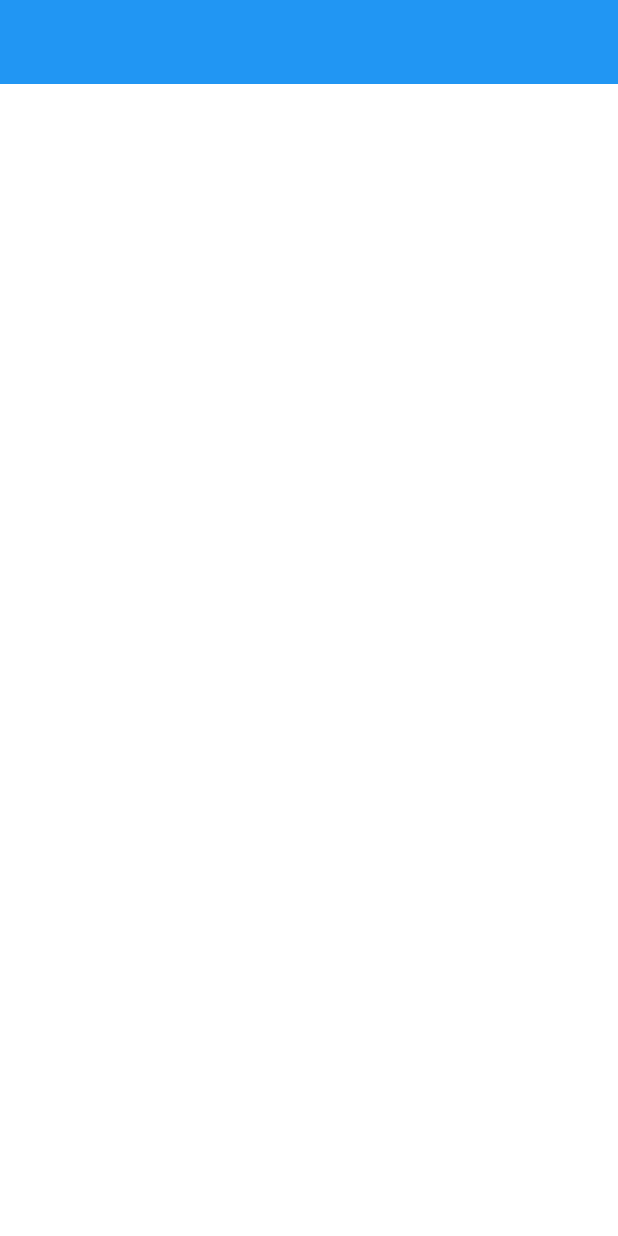
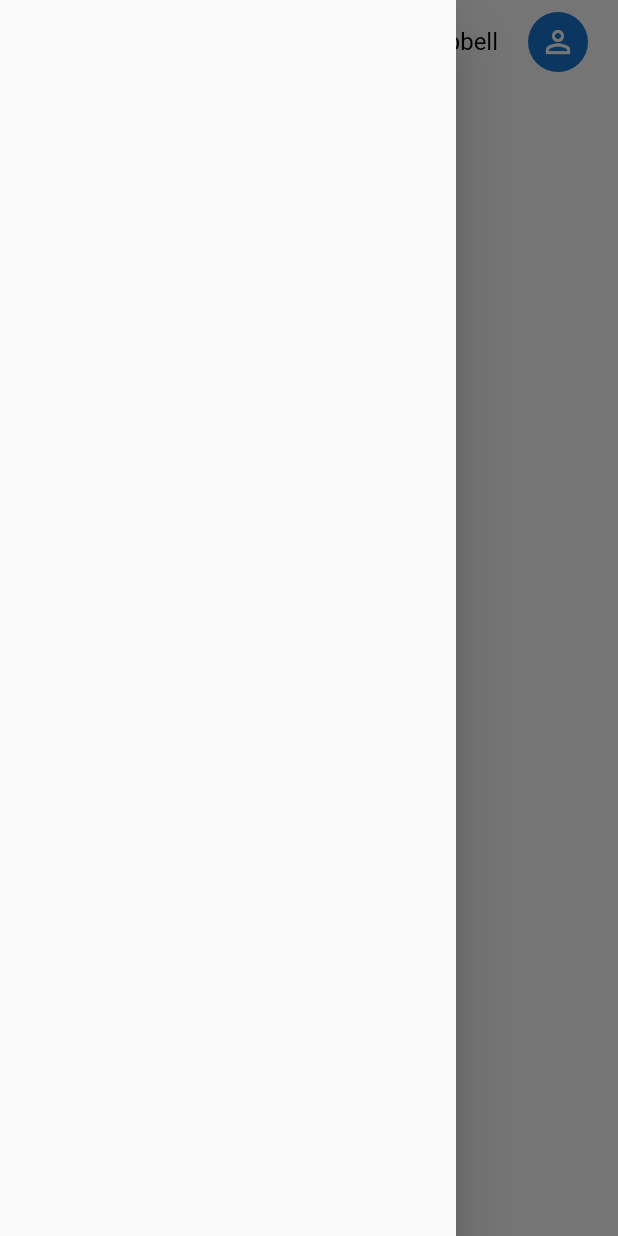
Before and after one commit to Auenc/adolygu-backoffice, a Flutter app: the screen it shows after launch, with the side drawer open (before the commit the screen has no drawer), on a phone screen of 412 x 824 dp. Run offline on Flutter 3.47's test engine with Material 2 defaults, Android fonts, the light colour scheme and no system bars; our stand-ins replace get.

Commit message:
changes before react-conversion

```diff
--- /dev/null
+++ b/lib/constants/dark_colours.dart
@@ -0,0 +1,7 @@
+import 'package:flutter/material.dart';
+
+class DarkColors {
+  static final background = Color(0xFF232424);
+  static final text = Color(0xFFd4d6d6);
+  static final accent = Color(0xFF14c98d);
+}
--- /dev/null
+++ b/lib/constants/light_colours.dart
@@ -0,0 +1,7 @@
+import 'package:flutter/material.dart';
+
+class LightColors {
+  static final background = Color(0xFFFFFFFF);
+  static final text = Color(0xFF797a7a);
+  static final accent = Color(0xFFeb871c);
+}
--- /dev/null
+++ b/lib/constants/strings.dart
@@ -0,0 +1,3 @@
+class Strings {
+  static const appTitle = "Adolygu";
+}
--- a/lib/constants/themes.dart
+++ b/lib/constants/themes.dart
@@ -1,9 +1,19 @@
+import 'package:adolygu_backoffice/constants/light_colours.dart';
 import 'package:flutter/material.dart';
 
 class Themes {
+  static final lightIconTheme = ThemeData.light().iconTheme.copyWith(
+        color: LightColors.accent,
+      );
+
   static final light = ThemeData.light().copyWith(
-    backgroundColor: Colors.white,
-    primaryColor: Colors.blue,
+    backgroundColor: LightColors.background,
+    primaryColor: LightColors.background,
+    primaryTextTheme: ThemeData.light().primaryTextTheme.copyWith(
+          headline1: TextStyle(color: LightColors.accent),
+        ),
+    primaryIconTheme: lightIconTheme,
+    iconTheme: lightIconTheme,
   );
   static final dark = ThemeData.dark().copyWith();
 }
--- a/lib/helpers/responsiveness.dart
+++ b/lib/helpers/responsiveness.dart
@@ -17,7 +17,7 @@ class ResponsivenessWidget extends StatelessWidget {
   }) : super(key: key);
 
   static bool isSmallScreen(BuildContext context) =>
-      MediaQuery.of(context).size.width < smallScreenSize;
+      MediaQuery.of(context).size.width < mediumScreenSize;
 
   static bool isMediumScreen(BuildContext context) =>
       MediaQuery.of(context).size.width >= mediumScreenSize &&
--- a/lib/layout.dart
+++ b/lib/layout.dart
@@ -1,18 +1,20 @@
 import 'package:adolygu_backoffice/helpers/responsiveness.dart';
 import 'package:adolygu_backoffice/widgets/large_screen.dart';
 import 'package:adolygu_backoffice/widgets/small_screen.dart';
+import 'package:adolygu_backoffice/widgets/top_nav.dart';
 import 'package:flutter/material.dart';
 
 class Layout extends StatelessWidget {
-  const Layout({Key? key}) : super(key: key);
+  Layout({Key? key}) : super(key: key);
+
+  final GlobalKey<ScaffoldState> scaffoldKey = GlobalKey();
 
   @override
   Widget build(BuildContext context) {
     return Scaffold(
-      appBar: AppBar(
-        elevation: 0,
-        backgroundColor: Theme.of(context).primaryColor,
-      ),
+      key: scaffoldKey,
+      appBar: topNavigationBar(context, scaffoldKey),
+      drawer: const Drawer(),
       body: const ResponsivenessWidget(
         largeScreen: LargeScreen(),
         smallScreen: SmallScreen(),
--- a/lib/main.dart
+++ b/lib/main.dart
@@ -3,12 +3,11 @@ import 'package:flutter/material.dart';
 import 'package:get/get.dart';
 
 import 'constants/themes.dart';
-import 'pages/home.dart';
 
-void main() => runApp(MyApp());
+void main() => runApp(const MyApp());
 
 class MyApp extends StatelessWidget {
-  MyApp({Key? key}) : super(key: key);
+  const MyApp({Key? key}) : super(key: key);
 
   @override
   Widget build(BuildContext context) {
@@ -17,7 +16,7 @@ class MyApp extends StatelessWidget {
       themeMode: ThemeMode.system,
       theme: Themes.light,
       darkTheme: Themes.dark,
-      home: const Layout(),
+      home: Layout(),
     );
   }
 }
--- a/lib/pages/home.dart
+++ b/lib/pages/home.dart
@@ -4,6 +4,8 @@ import 'package:flutter/material.dart';
 import 'package:get/get.dart';
 
 class Home extends StatelessWidget {
+  const Home({Key? key}) : super(key: key);
+
   @override
   Widget build(BuildContext context) {
     final CounterController counterController = Get.put(CounterController());
@@ -16,12 +18,12 @@ class Home extends StatelessWidget {
           mainAxisAlignment: MainAxisAlignment.center,
           children: [
             Text("Clicks: ${counterController.counter.value}"),
-            SizedBox(
+            const SizedBox(
               height: 10,
             ),
             ElevatedButton(
-              onPressed: () => {Get.to(Other())},
-              child: Text("Open other screen"),
+              onPressed: () => {Get.to(const Other())},
+              child: const Text("Open other screen"),
             ),
             FloatingActionButton(
               onPressed: () {
--- a/lib/pages/other.dart
+++ b/lib/pages/other.dart
@@ -4,6 +4,8 @@ import 'package:flutter/material.dart';
 import 'package:get/get.dart';
 
 class Other extends StatelessWidget {
+  const Other({Key? key}) : super(key: key);
+
   @override
   Widget build(BuildContext context) {
     final CounterController _counterController = Get.find();
@@ -13,12 +15,12 @@ class Other extends StatelessWidget {
         mainAxisAlignment: MainAxisAlignment.center,
         children: [
           Text("Button was clicked ${_counterController.counter.value}"),
-          SizedBox(
+          const SizedBox(
             height: 10,
           ),
           ElevatedButton(
             onPressed: () => {Get.back()},
-            child: Text("Open other screen"),
+            child: const Text("Open other screen"),
           )
         ],
       ),
--- /dev/null
+++ b/lib/widgets/custom_text.dart
@@ -0,0 +1,24 @@
+import 'package:flutter/material.dart';
+
+class CustomText extends StatelessWidget {
+  final String text;
+  final double? size;
+  final Color? color;
+  final FontWeight? weight;
+
+  const CustomText(
+      {Key? key, required this.text, this.size, this.color, this.weight})
+      : super(key: key);
+
+  @override
+  Widget build(BuildContext context) {
+    return Text(
+      text,
+      style: TextStyle(
+        fontSize: size ?? 16,
+        color: color ?? Colors.black,
+        fontWeight: weight ?? FontWeight.normal,
+      ),
+    );
+  }
+}
--- a/lib/widgets/large_screen.dart
+++ b/lib/widgets/large_screen.dart
@@ -9,13 +9,13 @@ class LargeScreen extends StatelessWidget {
       children: [
         Expanded(
           child: Container(
-            color: Colors.red,
+            color: Theme.of(context).backgroundColor,
           ),
         ),
         Expanded(
           flex: 5,
           child: Container(
-            color: Colors.white,
+            color: Theme.of(context).backgroundColor,
           ),
         ),
       ],
--- a/lib/widgets/small_screen.dart
+++ b/lib/widgets/small_screen.dart
@@ -6,7 +6,7 @@ class SmallScreen extends StatelessWidget {
   @override
   Widget build(BuildContext context) {
     return Container(
-      constraints: BoxConstraints.expand(),
+      constraints: const BoxConstraints.expand(),
       color: Theme.of(context).backgroundColor,
     );
   }
--- /dev/null
+++ b/lib/widgets/top_nav.dart
@@ -0,0 +1,61 @@
+import 'package:adolygu_backoffice/constants/strings.dart';
+import 'package:adolygu_backoffice/widgets/custom_text.dart';
+import 'package:adolygu_backoffice/helpers/responsiveness.dart';
+import 'package:flutter/material.dart';
+import 'package:get/get.dart';
+
+AppBar topNavigationBar(BuildContext context, GlobalKey<ScaffoldState> key) =>
+    AppBar(
+      elevation: 0,
+      backgroundColor: Theme.of(context).backgroundColor,
+      leading: ResponsivenessWidget.isLargeScreen(context)
+          ? Row()
+          : IconButton(
+              onPressed: () => key.currentState!.openDrawer(),
+              icon: const Icon(Icons.menu),
+            ),
+      title: Row(
+        children: [
+          Visibility(
+            child: CustomText(
+              text: Strings.appTitle,
+              size: 20,
+              color: Theme.of(context).primaryTextTheme.headline1?.color,
+            ),
+          ),
+          Expanded(
+            child: Container(),
+          ),
+          IconButton(
+            onPressed: () => {
+              Get.isDarkMode
+                  ? Get.changeThemeMode(ThemeMode.light)
+                  : Get.changeThemeMode(ThemeMode.dark)
+            },
+            icon: const Icon(Icons.settings),
+          ),
+          const SizedBox(
+            width: 1,
+            height: 22,
+          ),
+          const SizedBox(
+            width: 24,
+          ),
+          const CustomText(text: "Lewis Campbell"),
+          const SizedBox(width: 16),
+          Container(
+            decoration: BoxDecoration(
+              color: Colors.white,
+              borderRadius: BorderRadius.circular(30),
+            ),
+            child: Container(
+              padding: const EdgeInsets.all(2),
+              margin: const EdgeInsets.all(2),
+              child: const CircleAvatar(
+                child: Icon(Icons.person_outline),
+              ),
+            ),
+          )
+        ],
+      ),
+    );
--- a/pubspec.yaml
+++ b/pubspec.yaml
@@ -28,6 +28,7 @@ environment:
 # versions available, run `flutter pub outdated`.
 dependencies:
   get: ^4.3.8
+  flutter_svg: ^0.22.0
   flutter:
     sdk: flutter
 
@@ -59,7 +60,8 @@ flutter:
   uses-material-design: true
 
   # To add assets to your application, add an assets section, like this:
-  # assets:
+  assets:
+      - assets/
   #   - images/a_dot_burr.jpeg
   #   - images/a_dot_ham.jpeg
 
```
Also changed, not shown: assets/icons/logo.svg (added), pubspec.lock.
